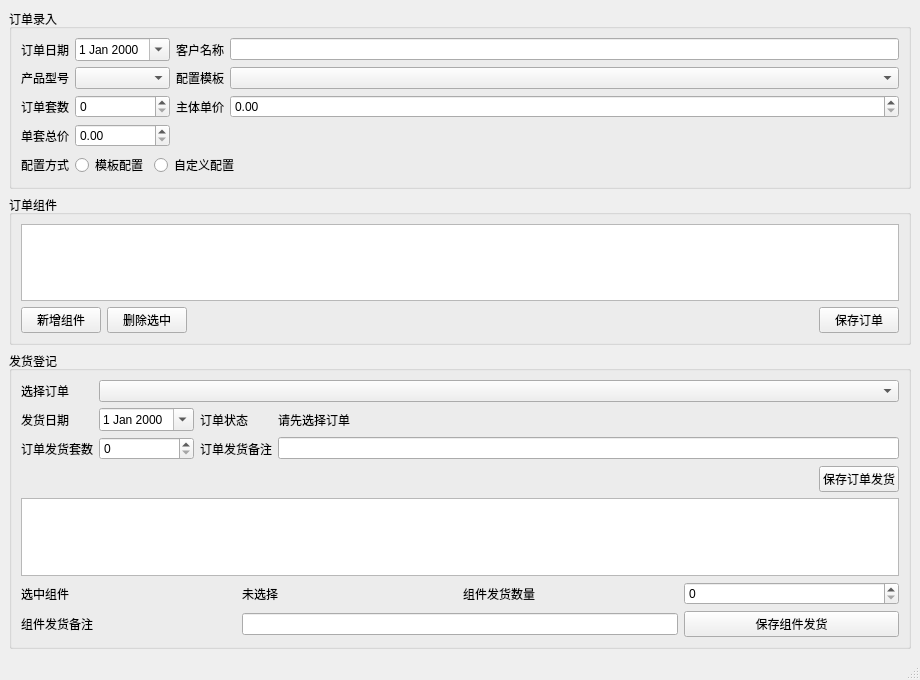
Above: mainwindow.ui from RenrenJLM/OrderManagerSystem before the change. Below: the same form after it.
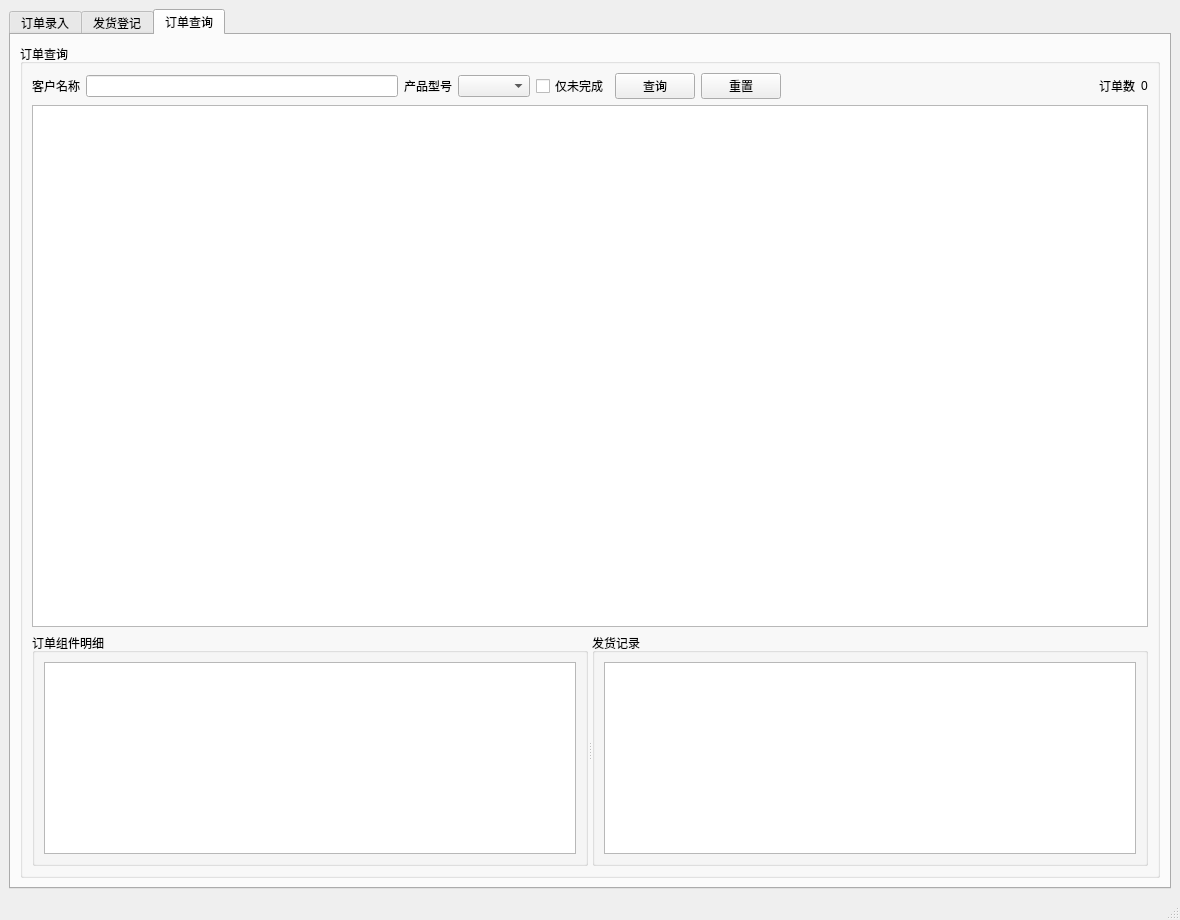
That is the form after the change. The open tabs and pages were chosen to show the change.

Diff of the .ui file:
```diff
--- a/mainwindow.ui
+++ b/mainwindow.ui
@@ -6,8 +6,8 @@
    <rect>
     <x>0</x>
     <y>0</y>
-    <width>920</width>
-    <height>680</height>
+    <width>1180</width>
+    <height>920</height>
    </rect>
   </property>
   <property name="windowTitle">
@@ -16,6 +16,16 @@
   <widget class="QWidget" name="centralwidget">
    <layout class="QVBoxLayout" name="verticalLayout">
     <item>
+     <widget class="QTabWidget" name="mainTabWidget">
+      <property name="currentIndex">
+       <number>0</number>
+      </property>
+      <widget class="QWidget" name="orderEntryTab">
+       <attribute name="title">
+        <string>订单录入</string>
+       </attribute>
+       <layout class="QVBoxLayout" name="orderEntryTabLayout">
+        <item>
      <widget class="QGroupBox" name="orderInputGroupBox">
       <property name="title">
        <string>订单录入</string>
@@ -221,6 +231,13 @@
       </layout>
      </widget>
     </item>
+       </layout>
+      </widget>
+      <widget class="QWidget" name="shipmentTab">
+       <attribute name="title">
+        <string>发货登记</string>
+       </attribute>
+       <layout class="QVBoxLayout" name="shipmentTabLayout">
     <item>
      <widget class="QGroupBox" name="shipmentGroupBox">
       <property name="title">
@@ -374,6 +391,128 @@
     </item>
    </layout>
   </widget>
+      <widget class="QWidget" name="queryTab">
+       <attribute name="title">
+        <string>订单查询</string>
+       </attribute>
+       <layout class="QVBoxLayout" name="queryTabLayout">
+        <item>
+         <widget class="QGroupBox" name="queryGroupBox">
+          <property name="title">
+           <string>订单查询</string>
+          </property>
+          <layout class="QVBoxLayout" name="queryLayout">
+           <item>
+            <layout class="QGridLayout" name="queryFilterLayout">
+             <item row="0" column="0">
+              <widget class="QLabel" name="queryCustomerLabel">
+               <property name="text">
+                <string>客户名称</string>
+               </property>
+              </widget>
+             </item>
+             <item row="0" column="1">
+              <widget class="QLineEdit" name="queryCustomerLineEdit"/>
+             </item>
+             <item row="0" column="2">
+              <widget class="QLabel" name="queryProductModelLabel">
+               <property name="text">
+                <string>产品型号</string>
+               </property>
+              </widget>
+             </item>
+             <item row="0" column="3">
+              <widget class="QComboBox" name="queryProductModelComboBox"/>
+             </item>
+             <item row="0" column="4">
+              <widget class="QCheckBox" name="queryOnlyUnfinishedCheckBox">
+               <property name="text">
+                <string>仅未完成</string>
+               </property>
+              </widget>
+             </item>
+             <item row="0" column="5">
+              <widget class="QPushButton" name="querySearchButton">
+               <property name="text">
+                <string>查询</string>
+               </property>
+              </widget>
+             </item>
+             <item row="0" column="6">
+              <widget class="QPushButton" name="queryResetButton">
+               <property name="text">
+                <string>重置</string>
+               </property>
+              </widget>
+             </item>
+             <item row="0" column="7">
+              <spacer name="queryFilterSpacer">
+               <property name="orientation">
+                <enum>Qt::Horizontal</enum>
+               </property>
+               <property name="sizeHint" stdset="0">
+                <size>
+                 <width>40</width>
+                 <height>20</height>
+                </size>
+               </property>
+              </spacer>
+             </item>
+             <item row="0" column="8">
+              <widget class="QLabel" name="queryOrderCountLabel">
+               <property name="text">
+                <string>订单数</string>
+               </property>
+              </widget>
+             </item>
+             <item row="0" column="9">
+              <widget class="QLabel" name="queryOrderCountValueLabel">
+               <property name="text">
+                <string>0</string>
+               </property>
+              </widget>
+             </item>
+            </layout>
+           </item>
+           <item>
+            <widget class="QTableWidget" name="orderListTableWidget"/>
+           </item>
+           <item>
+            <widget class="QSplitter" name="orderDetailSplitter">
+             <property name="orientation">
+              <enum>Qt::Horizontal</enum>
+             </property>
+             <widget class="QGroupBox" name="orderComponentDetailGroupBox">
+              <property name="title">
+               <string>订单组件明细</string>
+              </property>
+              <layout class="QVBoxLayout" name="orderComponentDetailLayout">
+               <item>
+                <widget class="QTableWidget" name="orderDetailComponentTableWidget"/>
+               </item>
+              </layout>
+             </widget>
+             <widget class="QGroupBox" name="orderShipmentHistoryGroupBox">
+              <property name="title">
+               <string>发货记录</string>
+              </property>
+              <layout class="QVBoxLayout" name="orderShipmentHistoryLayout">
+               <item>
+                <widget class="QTableWidget" name="orderShipmentHistoryTableWidget"/>
+               </item>
+              </layout>
+             </widget>
+            </widget>
+           </item>
+          </layout>
+         </widget>
+        </item>
+       </layout>
+      </widget>
+     </widget>
+    </item>
+   </layout>
+  </widget>
   <widget class="QMenuBar" name="menubar">
    <property name="geometry">
     <rect>
```
Left out of the diff: 4 changed lines with no effect on the pictures. Lines whose indentation alone changed are shown as unchanged.
